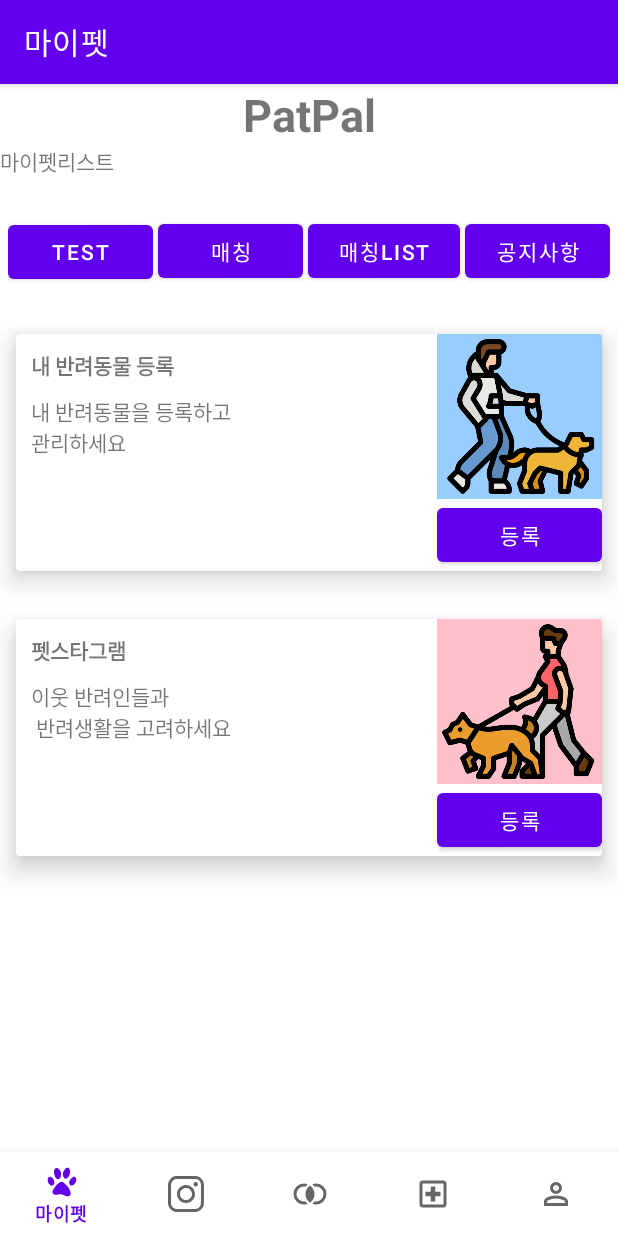
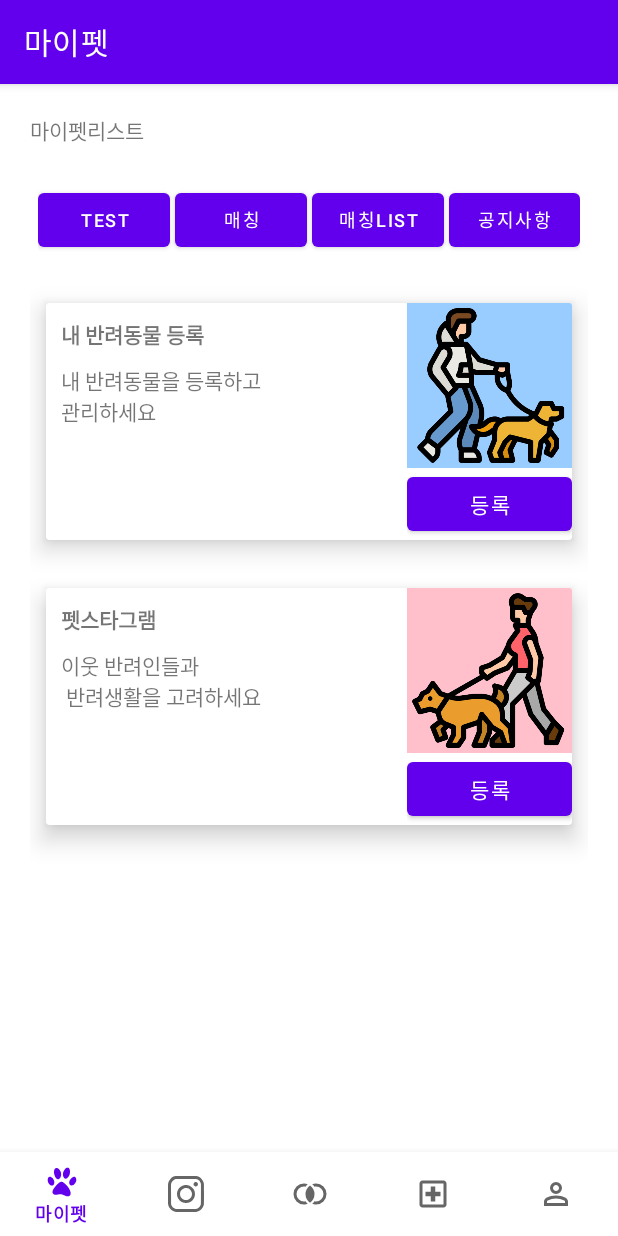
Before and after one commit to jimpak/PetPal, an Android app: the MypetFragment screen opened through its navigation route, on a phone screen of 412 x 824 dp. Run offline under Robolectric (Android 15) with nearby library versions, the phone set to English and light mode, and no system bars; our stand-ins replace Firebase (no records; nobody signed in at launch, a user with empty details on screens opened directly), navigation-ui; pictures from the network do not load.

Commit message:
마이펫 레이아웃 수정본

```diff
--- a/PetPalApp/app/src/main/res/layout/fragment_mypet.xml
+++ b/PetPalApp/app/src/main/res/layout/fragment_mypet.xml
@@ -9,17 +9,8 @@
     <LinearLayout
             android:layout_width="match_parent"
             android:layout_height="match_parent"
+            android:padding="20dp"
             android:orientation="vertical">
-
-
-        <TextView
-                android:id="@+id/textmypet"
-                android:layout_width="match_parent"
-                android:layout_height="wrap_content"
-                android:gravity="center_horizontal"
-                android:text="PatPal"
-                android:textSize="30sp"
-                android:textStyle="bold" />
 
         <TextView
                 android:id="@+id/textView4"
@@ -54,6 +45,7 @@
                     android:layout_width="wrap_content"
                     android:layout_height="wrap_content"
                     android:layout_weight="1"
+                    android:textSize="12sp"
                     android:layout_marginRight="3dp"
                     android:text="test" />
 
@@ -62,6 +54,7 @@
                     android:layout_width="wrap_content"
                     android:layout_height="wrap_content"
                     android:layout_weight="1"
+                    android:textSize="12sp"
                     android:layout_marginRight="3dp"
                     android:text="매칭" />
 
@@ -71,6 +64,7 @@
                     android:layout_height="wrap_content"
                     android:layout_weight="1"
                     android:layout_marginRight="3dp"
+                    android:textSize="12sp"
                     android:text="매칭List" />
 
             <Button
@@ -78,6 +72,7 @@
                     android:layout_width="wrap_content"
                     android:layout_height="wrap_content"
                     android:layout_weight="1"
+                    android:textSize="12sp"
                     android:text="공지사항" />
         </LinearLayout>
 
```
